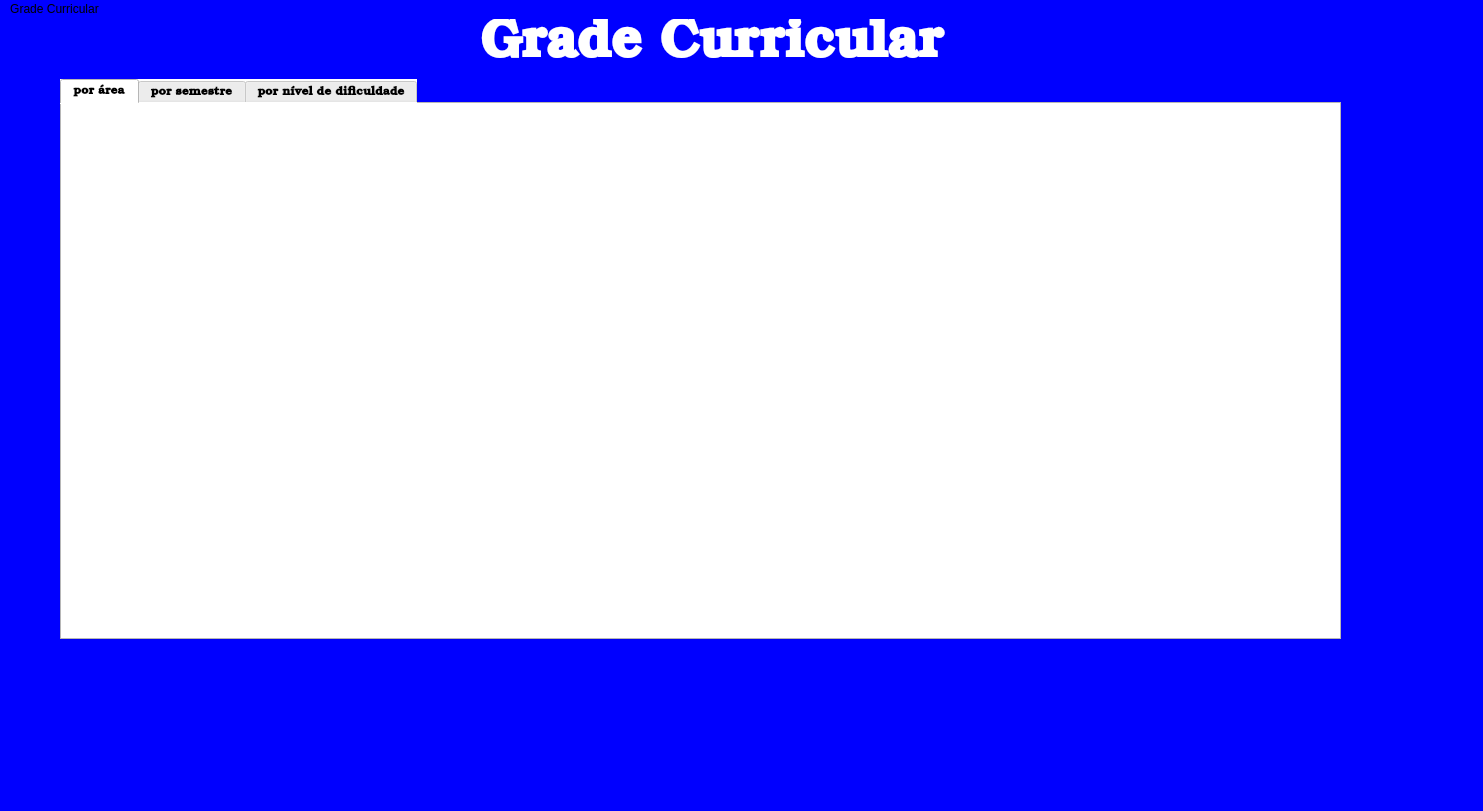
Above: src-v1/PetroPlanner/modulogradecompleta.ui from ldsc/ProjetoEngenharia-SimuladorDePlanejamentoDasAtividadesDoEstudanteEngenharia before the change. Below: the same form after it.
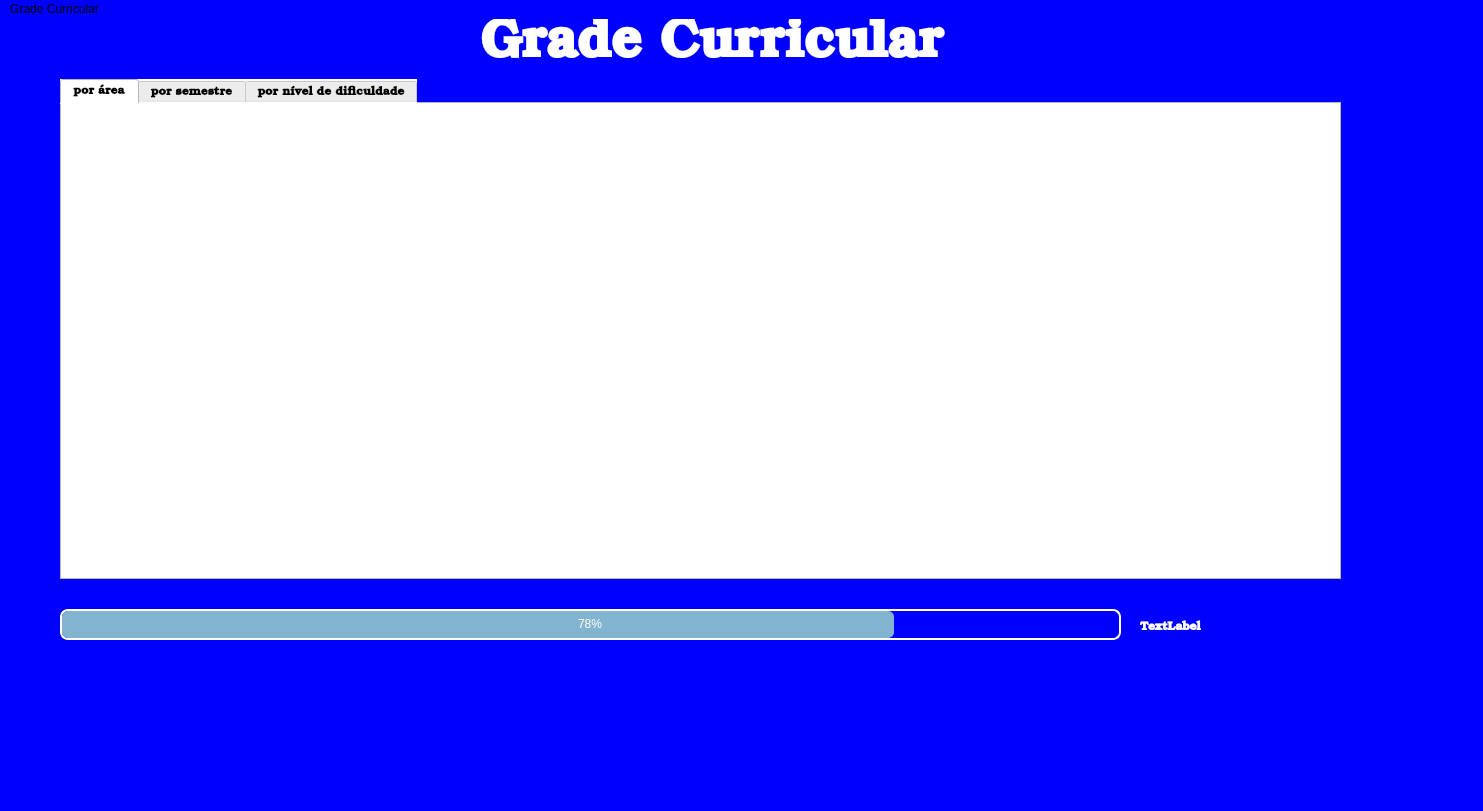
That is the form after the change.

Commit message: barra de progresso da CH total aprovada adicionada ao modulogradecompleta

```diff
--- a/src-v1/PetroPlanner/modulogradecompleta.ui
+++ b/src-v1/PetroPlanner/modulogradecompleta.ui
@@ -46,7 +46,7 @@
       <x>60</x>
       <y>60</y>
       <width>1281</width>
-      <height>561</height>
+      <height>501</height>
      </rect>
     </property>
     <property name="font">
@@ -71,7 +71,7 @@
         <x>19</x>
         <y>20</y>
         <width>1231</width>
-        <height>511</height>
+        <height>441</height>
        </rect>
       </property>
      </widget>
@@ -119,6 +119,47 @@
      </widget>
     </widget>
    </widget>
+   <widget class="QLabel" name="labelCHGrade">
+    <property name="geometry">
+     <rect>
+      <x>1140</x>
+      <y>600</y>
+      <width>201</width>
+      <height>16</height>
+     </rect>
+    </property>
+    <property name="font">
+     <font>
+      <family>Bookman Old Style</family>
+      <bold>true</bold>
+     </font>
+    </property>
+    <property name="styleSheet">
+     <string notr="true">color: white</string>
+    </property>
+    <property name="text">
+     <string>TextLabel</string>
+    </property>
+   </widget>
+   <widget class="QProgressBar" name="progressBarGrade">
+    <property name="geometry">
+     <rect>
+      <x>60</x>
+      <y>590</y>
+      <width>1061</width>
+      <height>31</height>
+     </rect>
+    </property>
+    <property name="styleSheet">
+     <string notr="true">QProgressBar {color: white;    border: 2px solid white;    border-radius: 8px;  text-align: center;} QProgressBar::chunk {background-color: #82b4cf; border-radius: 6px;}</string>
+    </property>
+    <property name="minimum">
+     <number>6</number>
+    </property>
+    <property name="value">
+     <number>80</number>
+    </property>
+   </widget>
   </widget>
   <widget class="QMenuBar" name="menubar">
    <property name="geometry">
```
The commit also changes 17 other files.
